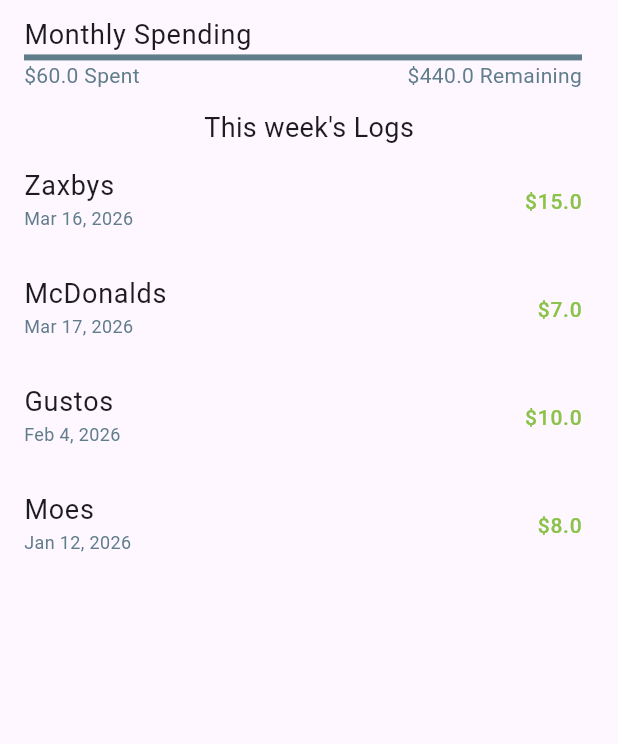
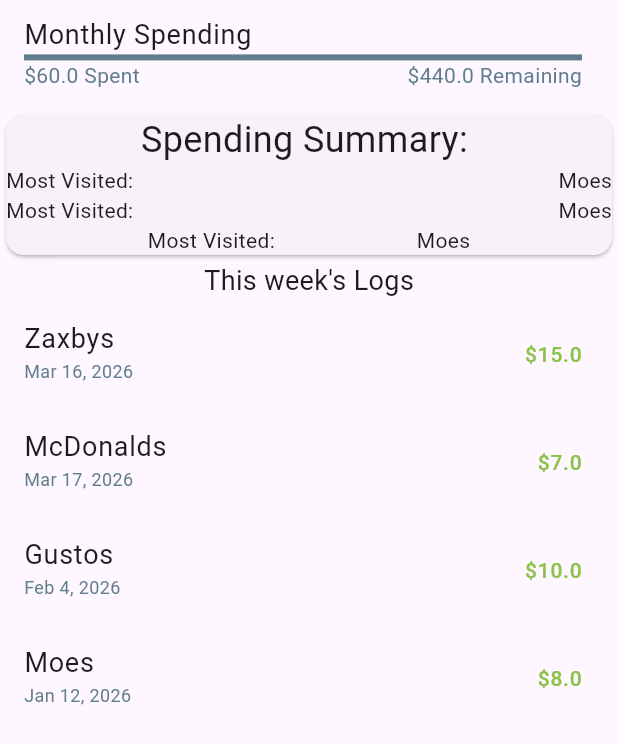
Before and after one commit to Akalexsis/mad-food-finder, a Flutter app: the screen it shows after launch, on a phone screen of 412 x 824 dp. Shown: the top 744 px of the screen. Run offline on Flutter 3.47's test engine with Material 3 defaults, Android fonts, the phone set to English and light mode, and no system bars.

Commit message:
update: add summary section to budget screen

```diff
--- a/lib/screens/Budget/BudgetScreen.dart
+++ b/lib/screens/Budget/BudgetScreen.dart
@@ -15,10 +15,13 @@
 }
 
 class _BudgetScreenState extends State<BudgetScreen> {
+  // BUDGET RELATED VARIABLES
   double budgetProgress = 0.0; // tracks amount spent (for progress bar)
   double amountSpent = 60.0; // tracks amount spent by user
   double monthlyBudget = 500.0; // monthly budget amount set by user
   late final List<MealModel> weekLogs; // store all logs for this week
+
+  // SUMMARY RELATED VARIABLES
 
   // TO-DO - GET THIS WEEK'S MEALS
 
@@ -60,10 +63,40 @@
                 )
               ),
 
-            // TO DO - Implement Summary section
+            // SPENDING SUMMARY
+            Card(
+              child: Column(
+                children: [
+                  Text('Spending Summary: ', style: TextStyle( fontSize: 24 ),),
 
+                  Row(
+                    mainAxisAlignment: MainAxisAlignment.spaceBetween,
+                    children: [
+                      Text('Most Visited:'),
+                      Text('Moes')
+                    ],
+                  ),
 
-            // Use reusable widget 'meal Log Ui' to display this week's expenses
+                  Row(
+                    mainAxisAlignment: MainAxisAlignment.spaceBetween,
+                    children: [
+                      Text('Most Visited:'),
+                      Text('Moes')
+                    ],
+                  ),
+
+                  Row(
+                    mainAxisAlignment: MainAxisAlignment.spaceEvenly,
+                    children: [
+                      Text('Most Visited:'),
+                      Text('Moes')
+                    ],
+                  ),
+                ],
+              )
+            ),
+
+            // Display this week's logs only
             sampleLogs.isEmpty ? Text('No meals tracked for this week') : MealLogUi(mealLogs: sampleLogs, header: "This week's Logs")
           ],
         )
```
